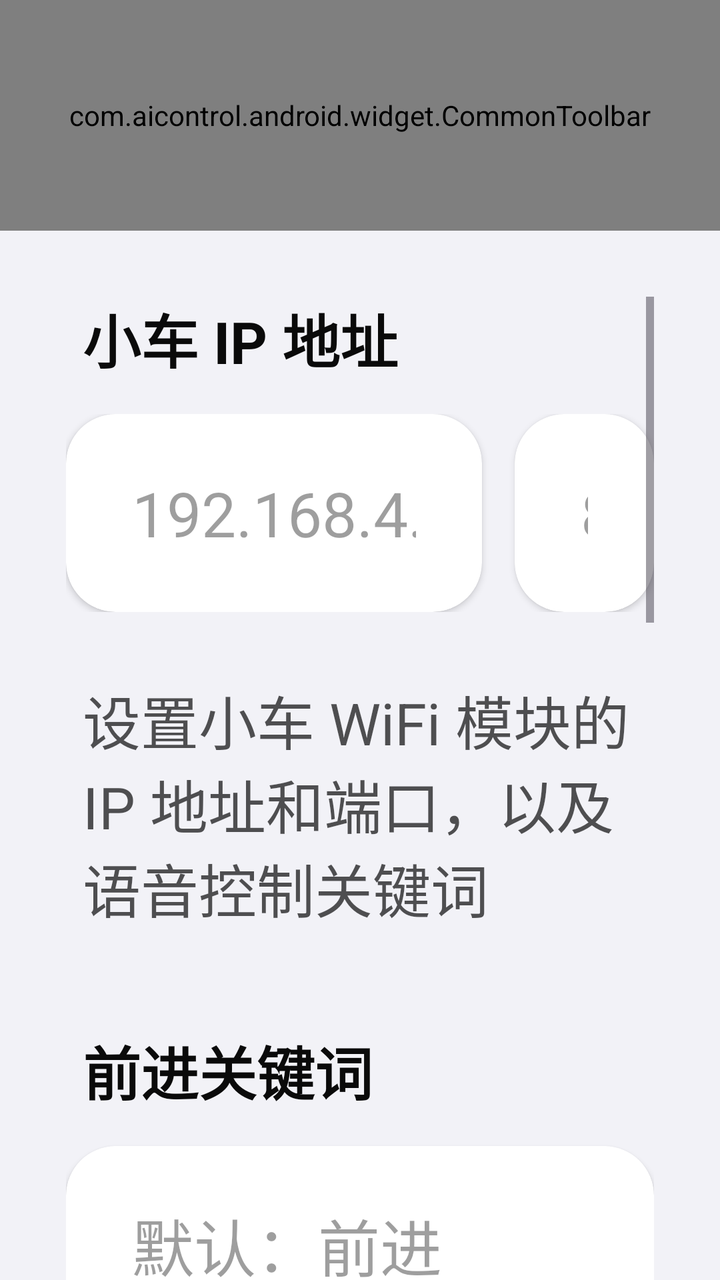
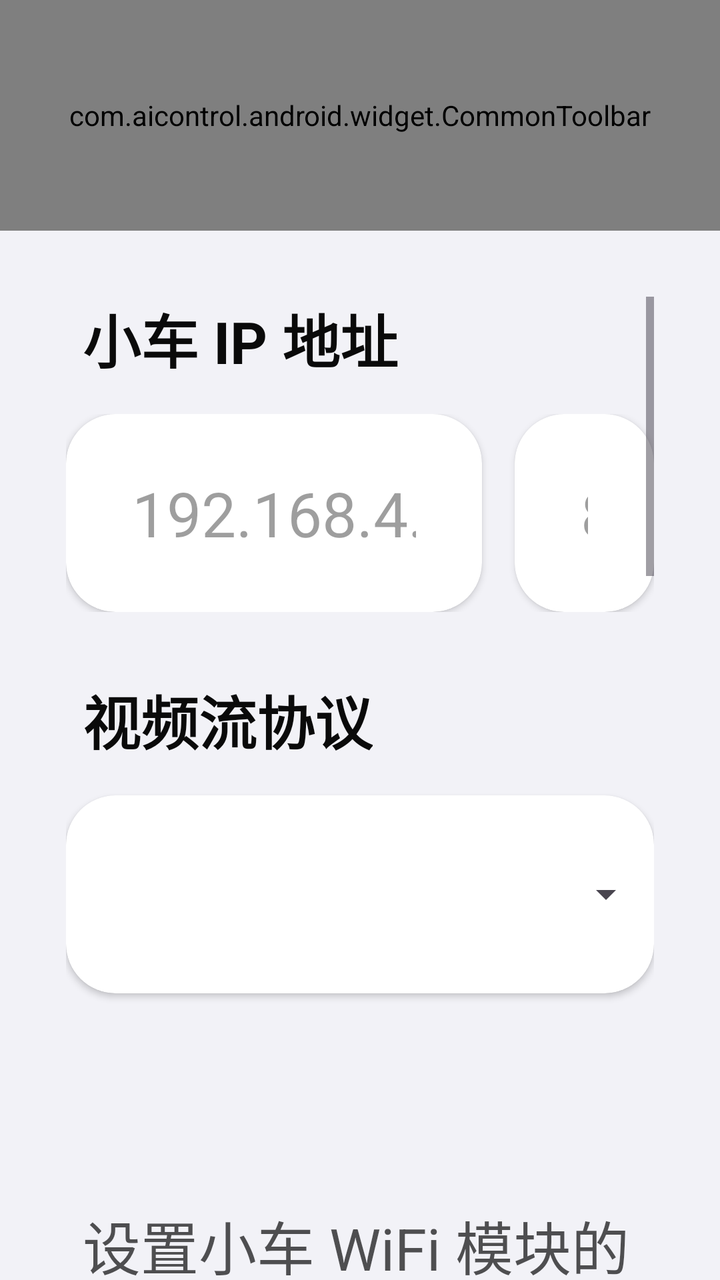

The first picture is an Android layout as it rendered before a commit; the second is the same layout after the commit. The layout source and the unified diff follow.
<!-- AndroidManifest.xml: application theme Theme.AiControl -->
<!-- res/layout/activity_car_control_settings.xml -->
<?xml version="1.0" encoding="utf-8"?>
<LinearLayout xmlns:android="http://schemas.android.com/apk/res/android"
    xmlns:app="http://schemas.android.com/apk/res-auto"
    android:layout_width="match_parent"
    android:layout_height="match_parent"
    android:background="@color/colorBgSecondary"
    android:orientation="vertical">

    <com.aicontrol.android.widget.CommonToolbar
        android:id="@+id/toolbar"
        android:layout_width="match_parent"
        android:layout_height="56pt" />

    <ScrollView
        android:layout_width="match_parent"
        android:layout_height="match_parent"
        android:clipToPadding="false"
        android:paddingHorizontal="16pt"
        android:paddingTop="16pt">

        <LinearLayout
            android:layout_width="match_parent"
            android:layout_height="wrap_content"
            android:orientation="vertical">

            
            <TextView
                android:layout_width="wrap_content"
                android:layout_height="wrap_content"
                android:paddingHorizontal="4pt"
                android:paddingBottom="8pt"
                android:text="小车 IP 地址"
                android:textColor="@color/colorTextPrimary"
                android:textSize="14pt"
                android:textStyle="bold" />

            <LinearLayout
                android:layout_width="match_parent"
                android:layout_height="wrap_content"
                android:orientation="horizontal">

                <androidx.cardview.widget.CardView
                    android:layout_width="0dp"
                    android:layout_height="wrap_content"
                    android:layout_weight="3"
                    app:cardBackgroundColor="@color/colorContainerBrighten"
                    app:cardCornerRadius="12pt"
                    app:cardElevation="1pt">

                    <EditText
                        android:id="@+id/etCarHost"
                        android:layout_width="match_parent"
                        android:layout_height="48pt"
                        android:background="@null"
                        android:hint="192.168.4.1"
                        android:inputType="textUri"
                        android:maxLines="1"
                        android:paddingHorizontal="16pt"
                        android:singleLine="true"
                        android:textColor="@color/colorTextPrimary"
                        android:textColorHint="@color/colorTextTertiary"
                        android:textSize="15pt" />
                </androidx.cardview.widget.CardView>

                <androidx.cardview.widget.CardView
                    android:layout_width="0dp"
                    android:layout_height="wrap_content"
                    android:layout_weight="1"
                    android:layout_marginStart="8pt"
                    app:cardBackgroundColor="@color/colorContainerBrighten"
                    app:cardCornerRadius="12pt"
                    app:cardElevation="1pt">

                    <EditText
                        android:id="@+id/etCarPort"
                        android:layout_width="match_parent"
                        android:layout_height="48pt"
                        android:background="@null"
                        android:hint="80"
                        android:inputType="number"
                        android:maxLines="1"
                        android:paddingHorizontal="16pt"
                        android:singleLine="true"
                        android:textColor="@color/colorTextPrimary"
                        android:textColorHint="@color/colorTextTertiary"
                        android:textSize="15pt" />
                </androidx.cardview.widget.CardView>

            </LinearLayout>

            <TextView
                android:layout_width="match_parent"
                android:layout_height="wrap_content"
                android:paddingHorizontal="4pt"
                android:paddingTop="16pt"
                android:paddingBottom="16pt"
                android:text="设置小车 WiFi 模块的 IP 地址和端口，以及语音控制关键词"
                android:textColor="@color/colorTextSecondary"
                android:textSize="14pt" />

            
            <TextView
                android:layout_width="wrap_content"
                android:layout_height="wrap_content"
                android:layout_marginTop="8pt"
                android:paddingHorizontal="4pt"
                android:paddingBottom="8pt"
                android:text="前进关键词"
                android:textColor="@color/colorTextPrimary"
                android:textSize="14pt"
                android:textStyle="bold" />

            <androidx.cardview.widget.CardView
                android:layout_width="match_parent"
                android:layout_height="wrap_content"
                app:cardBackgroundColor="@color/colorContainerBrighten"
                app:cardCornerRadius="12pt"
                app:cardElevation="1pt">

                <EditText
                    android:id="@+id/etKeywordForward"
                    android:layout_width="match_parent"
                    android:layout_height="48pt"
                    android:background="@null"
                    android:hint="默认：前进"
                    android:maxLines="1"
                    android:paddingHorizontal="16pt"
                    android:singleLine="true"
                    android:textColor="@color/colorTextPrimary"
                    android:textColorHint="@color/colorTextTertiary"
                    android:textSize="15pt" />
            </androidx.cardview.widget.CardView>

            
            <TextView
                android:layout_width="wrap_content"
                android:layout_height="wrap_content"
                android:layout_marginTop="20pt"
                android:paddingHorizontal="4pt"
                android:paddingBottom="8pt"
                android:text="后退关键词"
                android:textColor="@color/colorTextPrimary"
                android:textSize="14pt"
                android:textStyle="bold" />

            <androidx.cardview.widget.CardView
                android:layout_width="match_parent"
                android:layout_height="wrap_content"
                app:cardBackgroundColor="@color/colorContainerBrighten"
                app:cardCornerRadius="12pt"
                app:cardElevation="1pt">

                <EditText
                    android:id="@+id/etKeywordBackward"
                    android:layout_width="match_parent"
                    android:layout_height="48pt"
                    android:background="@null"
                    android:hint="默认：后退"
                    android:maxLines="1"
                    android:paddingHorizontal="16pt"
                    android:singleLine="true"
                    android:textColor="@color/colorTextPrimary"
                    android:textColorHint="@color/colorTextTertiary"
                    android:textSize="15pt" />
            </androidx.cardview.widget.CardView>

            
            <TextView
                android:layout_width="wrap_content"
                android:layout_height="wrap_content"
                android:layout_marginTop="20pt"
                android:paddingHorizontal="4pt"
                android:paddingBottom="8pt"
                android:text="左转关键词"
                android:textColor="@color/colorTextPrimary"
                android:textSize="14pt"
                android:textStyle="bold" />

            <androidx.cardview.widget.CardView
                android:layout_width="match_parent"
                android:layout_height="wrap_content"
                app:cardBackgroundColor="@color/colorContainerBrighten"
                app:cardCornerRadius="12pt"
                app:cardElevation="1pt">

                <EditText
                    android:id="@+id/etKeywordLeft"
                    android:layout_width="match_parent"
                    android:layout_height="48pt"
                    android:background="@null"
                    android:hint="默认：左边"
                    android:maxLines="1"
                    android:paddingHorizontal="16pt"
                    android:singleLine="true"
                    android:textColor="@color/colorTextPrimary"
                    android:textColorHint="@color/colorTextTertiary"
                    android:textSize="15pt" />
            </androidx.cardview.widget.CardView>

            
            <TextView
                android:layout_width="wrap_content"
                android:layout_height="wrap_content"
                android:layout_marginTop="20pt"
                android:paddingHorizontal="4pt"
                android:paddingBottom="8pt"
                android:text="右转关键词"
                android:textColor="@color/colorTextPrimary"
                android:textSize="14pt"
                android:textStyle="bold" />

            <androidx.cardview.widget.CardView
                android:layout_width="match_parent"
                android:layout_height="wrap_content"
                app:cardBackgroundColor="@color/colorContainerBrighten"
                app:cardCornerRadius="12pt"
                app:cardElevation="1pt">

                <EditText
                    android:id="@+id/etKeywordRight"
                    android:layout_width="match_parent"
                    android:layout_height="48pt"
                    android:background="@null"
                    android:hint="默认：右边"
                    android:maxLines="1"
                    android:paddingHorizontal="16pt"
                    android:singleLine="true"
                    android:textColor="@color/colorTextPrimary"
                    android:textColorHint="@color/colorTextTertiary"
                    android:textSize="15pt" />
            </androidx.cardview.widget.CardView>

            
            <TextView
                android:layout_width="wrap_content"
                android:layout_height="wrap_content"
                android:layout_marginTop="20pt"
                android:paddingHorizontal="4pt"
                android:paddingBottom="8pt"
                android:text="停止关键词"
                android:textColor="@color/colorTextPrimary"
                android:textSize="14pt"
                android:textStyle="bold" />

            <androidx.cardview.widget.CardView
                android:layout_width="match_parent"
                android:layout_height="wrap_content"
                app:cardBackgroundColor="@color/colorContainerBrighten"
                app:cardCornerRadius="12pt"
                app:cardElevation="1pt">

                <EditText
                    android:id="@+id/etKeywordStop"
                    android:layout_width="match_parent"
                    android:layout_height="48pt"
                    android:background="@null"
                    android:hint="默认：停止"
                    android:maxLines="1"
                    android:paddingHorizontal="16pt"
                    android:singleLine="true"
                    android:textColor="@color/colorTextPrimary"
                    android:textColorHint="@color/colorTextTertiary"
                    android:textSize="15pt" />
            </androidx.cardview.widget.CardView>

            <com.aicontrol.android.widget.KButton
                android:id="@+id/btnSave"
                android:layout_width="match_parent"
                android:layout_height="48pt"
                android:layout_marginTop="32pt"
                android:layout_marginBottom="32pt"
                android:text="保存"
                android:textSize="16pt" />

        </LinearLayout>
    </ScrollView>

</LinearLayout>
<!-- resources referenced by this layout -->
<resources>
  <color name="colorBgSecondary">#FFF2F2F7</color>
  <color name="colorContainerBrighten">#FFFFFFFF</color>
  <color name="colorTextPrimary">#F5000000</color>
  <color name="colorTextSecondary">#AD000000</color>
  <color name="colorTextTertiary">#61000000</color>
  <style name="Theme.AiControl" parent="Theme.Material3.Light.NoActionBar">
          
          <item name="colorPrimary">@color/colorBrandPrimary</item>
          <item name="colorOnPrimary">@color/colorBrandOnPrimary</item>
          <item name="colorPrimaryContainer">@color/colorBrandContainer</item>
          <item name="colorOnPrimaryContainer">@color/colorBrandOnContainer</item>
  
          
          <item name="android:colorBackground">@color/colorBgPrimary</item>
          <item name="colorOnBackground">@color/colorTextPrimary</item>
          <item name="colorSurface">@color/colorContainerBrighten</item>
          <item name="colorOnSurface">@color/colorTextPrimary</item>
          <item name="colorSurfaceVariant">@color/colorContainerBase</item>
          <item name="colorOnSurfaceVariant">@color/colorTextSecondary</item>
  
          
          <item name="colorOutline">@color/colorBorderBase</item>
          <item name="colorOutlineVariant">@color/colorBorderLow</item>
  
          
          <item name="colorError">@color/colorErrorPrimary</item>
          <item name="colorOnError">@color/colorErrorOnPrimary</item>
  
          
          <item name="android:windowBackground">@color/colorBgPrimary</item>
          <item name="android:statusBarColor">@color/colorBgPrimary</item>
          <item name="android:navigationBarColor">@color/colorBgPrimary</item>
      </style>
  <color name="colorBrandPrimary">#FF5856D6</color>
  <color name="colorBrandOnPrimary">#FFFFFFFF</color>
  <color name="colorBrandContainer">#FFF7F7FF</color>
  <color name="colorBrandOnContainer">#FF2F2D84</color>
  <color name="colorBgPrimary">#FFFFFFFF</color>
  <color name="colorContainerBase">#FFF2F2F7</color>
  <color name="colorBorderBase">#0F000000</color>
  <color name="colorBorderLow">#0A000000</color>
  <color name="colorErrorPrimary">#FFF6685D</color>
  <color name="colorErrorOnPrimary">#FFFFFFFF</color>
</resources>

<!-- the commit's change to res/layout/activity_car_control_settings.xml (unified diff, before → after) -->
@@ -88,11 +88,57 @@
 
             </LinearLayout>
 
-            <TextView
-                android:layout_width="match_parent"
-                android:layout_height="wrap_content"
-                android:paddingHorizontal="4pt"
-                android:paddingTop="16pt"
+            
+            <TextView
+                android:layout_width="wrap_content"
+                android:layout_height="wrap_content"
+                android:layout_marginTop="16pt"
+                android:paddingHorizontal="4pt"
+                android:paddingBottom="8pt"
+                android:text="视频流协议"
+                android:textColor="@color/colorTextPrimary"
+                android:textSize="14pt"
+                android:textStyle="bold" />
+
+            <androidx.cardview.widget.CardView
+                android:layout_width="match_parent"
+                android:layout_height="wrap_content"
+                app:cardBackgroundColor="@color/colorContainerBrighten"
+                app:cardCornerRadius="12pt"
+                app:cardElevation="1pt">
+
+                <Spinner
+                    android:id="@+id/spinnerStreamProtocol"
+                    android:layout_width="match_parent"
+                    android:layout_height="48pt"
+                    android:paddingHorizontal="16pt"
+                    android:spinnerMode="dropdown" />
+            </androidx.cardview.widget.CardView>
+
+            <TextView
+                android:id="@+id/tvProtocolDescription"
+                android:layout_width="match_parent"
+                android:layout_height="wrap_content"
+                android:paddingHorizontal="8pt"
+                android:paddingTop="4pt"
+                android:paddingBottom="4pt"
+                android:textColor="@color/colorTextSecondary"
+                android:textSize="12pt" />
+
+            <TextView
+                android:id="@+id/tvProtocolStatus"
+                android:layout_width="match_parent"
+                android:layout_height="wrap_content"
+                android:paddingHorizontal="8pt"
+                android:paddingBottom="8pt"
+                android:textColor="@color/colorTextTertiary"
+                android:textSize="11pt" />
+
+            <TextView
+                android:layout_width="match_parent"
+                android:layout_height="wrap_content"
+                android:paddingHorizontal="4pt"
+                android:paddingTop="4pt"
                 android:paddingBottom="16pt"
                 android:text="设置小车 WiFi 模块的 IP 地址和端口，以及语音控制关键词"
                 android:textColor="@color/colorTextSecondary"
